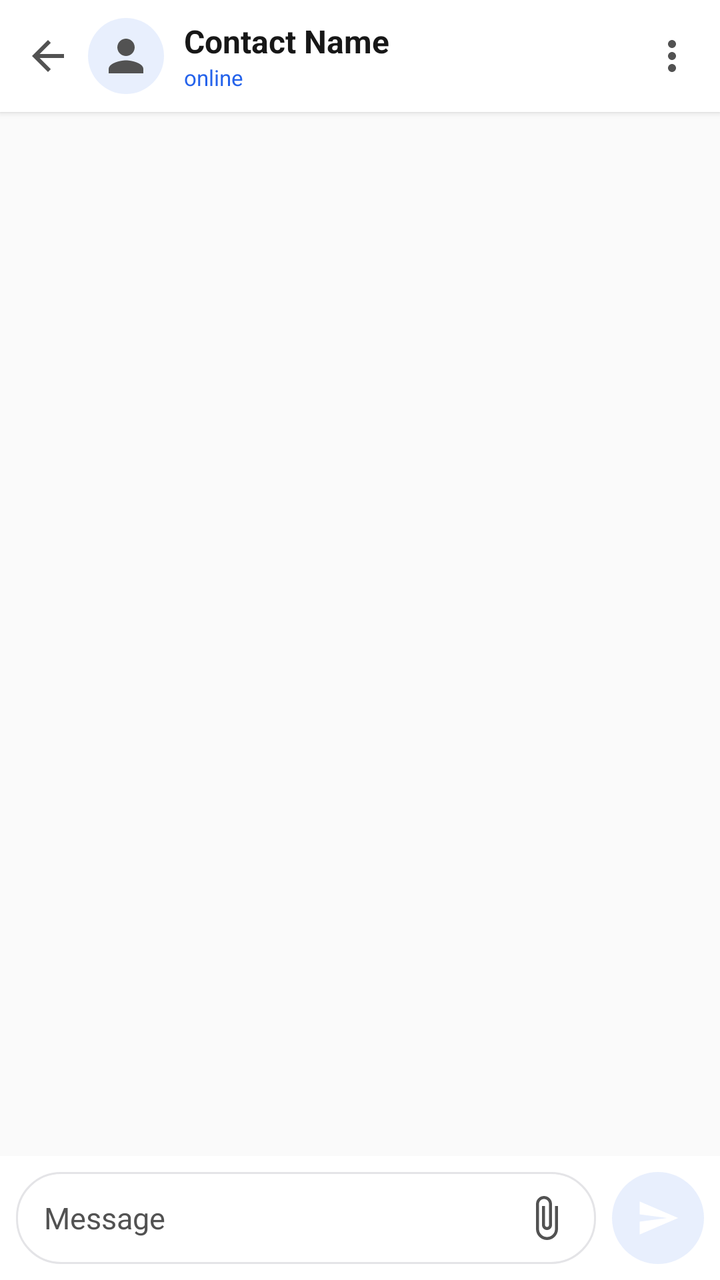
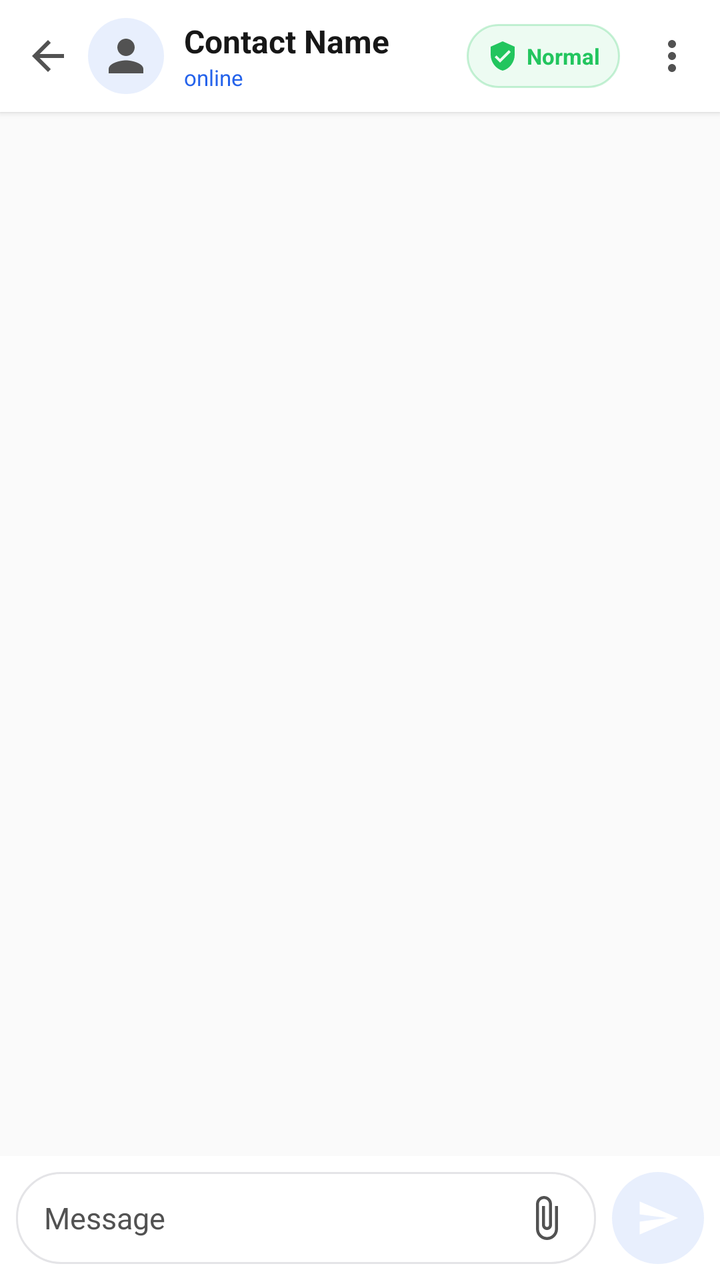

Screens rendered from an Android XML layout before and after an edit, with the pre-edit source and the edit as a unified diff.
<!-- AndroidManifest.xml: activity theme Theme.Zez -->
<!-- res/layout/activity_chat.xml -->
<?xml version="1.0" encoding="utf-8"?>
<LinearLayout
    xmlns:android="http://schemas.android.com/apk/res/android"
    xmlns:app="http://schemas.android.com/apk/res-auto"
    android:layout_width="match_parent"
    android:layout_height="match_parent"
    android:orientation="vertical"
    android:background="@color/theme_background">

    
    <LinearLayout
        android:layout_width="match_parent"
        android:layout_height="56dp"
        android:orientation="horizontal"
        android:gravity="center_vertical"
        android:paddingHorizontal="4dp"
        android:background="@color/theme_surface"
        android:elevation="2dp">

        <ImageButton
            android:id="@+id/btn_chat_back"
            android:layout_width="40dp"
            android:layout_height="40dp"
            android:background="?attr/selectableItemBackgroundBorderless"
            android:src="@drawable/ic_arrow_back"
            app:tint="@color/theme_icon_tint"
            android:contentDescription="Back" />

        <FrameLayout
            android:layout_width="38dp"
            android:layout_height="38dp"
            android:layout_marginEnd="10dp">

            <ImageView
                android:id="@+id/iv_chat_header_avatar"
                android:layout_width="match_parent"
                android:layout_height="match_parent"
                android:scaleType="centerCrop"
                android:src="@drawable/ic_person"
                app:tint="@color/theme_text_secondary"
                android:background="@drawable/bg_circle_glass"
                android:padding="6dp" />

            <TextView
                android:id="@+id/tv_chat_header_initials"
                android:layout_width="match_parent"
                android:layout_height="match_parent"
                android:gravity="center"
                android:textColor="@android:color/white"
                android:textSize="14sp"
                android:textStyle="bold"
                android:visibility="gone" />
        </FrameLayout>

        <LinearLayout
            android:layout_width="0dp"
            android:layout_height="wrap_content"
            android:layout_weight="1"
            android:orientation="vertical">

            <TextView
                android:id="@+id/tv_chat_header_name"
                android:layout_width="wrap_content"
                android:layout_height="wrap_content"
                android:text="Contact Name"
                android:textSize="16sp"
                android:textStyle="bold"
                android:maxLines="1"
                android:ellipsize="end"
                android:textColor="@color/theme_text_primary" />

            <TextView
                android:id="@+id/tv_chat_header_status"
                android:layout_width="wrap_content"
                android:layout_height="wrap_content"
                android:text="online"
                android:textSize="11sp"
                android:maxLines="1"
                android:ellipsize="end"
                android:textColor="@color/primary" />
        </LinearLayout>

        <ImageButton
            android:id="@+id/btn_chat_more"
            android:layout_width="40dp"
            android:layout_height="40dp"
            android:background="?attr/selectableItemBackgroundBorderless"
            android:src="@drawable/ic_more_vert"
            app:tint="@color/theme_icon_tint"
            android:contentDescription="Options" />
    </LinearLayout>

    
    <androidx.recyclerview.widget.RecyclerView
        android:id="@+id/recycler_chat_messages"
        android:layout_width="match_parent"
        android:layout_height="0dp"
        android:layout_weight="1"
        android:clipToPadding="false"
        android:paddingVertical="8dp" />

    
    <LinearLayout
        android:layout_width="match_parent"
        android:layout_height="wrap_content"
        android:orientation="horizontal"
        android:gravity="center_vertical"
        android:padding="8dp"
        android:background="@color/theme_surface">

        <LinearLayout
            android:layout_width="0dp"
            android:layout_height="wrap_content"
            android:layout_weight="1"
            android:orientation="horizontal"
            android:gravity="center_vertical"
            android:background="@drawable/bg_search_input"
            android:paddingStart="14dp"
            android:paddingEnd="6dp"
            android:paddingVertical="4dp"
            android:layout_marginEnd="8dp">

            <EditText
                android:id="@+id/et_chat_message_input"
                android:layout_width="0dp"
                android:layout_height="wrap_content"
                android:layout_weight="1"
                android:background="@null"
                android:hint="Message"
                android:textColorHint="@color/theme_text_secondary"
                android:textColor="@color/theme_text_primary"
                android:textSize="15sp"
                android:maxLines="5"
                android:inputType="textMultiLine|textCapSentences" />

            <ImageButton
                android:id="@+id/btn_chat_attach"
                android:layout_width="38dp"
                android:layout_height="38dp"
                android:background="?attr/selectableItemBackgroundBorderless"
                android:src="@drawable/ic_attach_file"
                app:tint="@color/theme_icon_tint"
                android:contentDescription="Attach file" />
        </LinearLayout>

        
        <FrameLayout
            android:id="@+id/btn_chat_send_container"
            android:layout_width="46dp"
            android:layout_height="46dp"
            android:background="@drawable/bg_circle_glass"
            android:backgroundTint="@color/primary">

            <ImageView
                android:id="@+id/btn_chat_send"
                android:layout_width="22dp"
                android:layout_height="22dp"
                android:layout_gravity="center"
                android:src="@drawable/ic_send"
                app:tint="@android:color/white"
                android:contentDescription="Send" />

            <ProgressBar
                android:id="@+id/pb_chat_sending"
                android:layout_width="22dp"
                android:layout_height="22dp"
                android:layout_gravity="center"
                android:visibility="gone" />
        </FrameLayout>

    </LinearLayout>

</LinearLayout>
<!-- resources referenced by this layout -->
<resources>
  <color name="primary">#2563EB</color>
  <color name="theme_background">#FAFAFA</color>
  <color name="theme_icon_tint">#525252</color>
  <color name="theme_surface">#FFFFFF</color>
  <color name="theme_text_primary">#171717</color>
  <color name="theme_text_secondary">#525252</color>
  <!-- drawable bg_circle_glass (drawable) -->
  <?xml version="1.0" encoding="utf-8"?>
  <shape xmlns:android="http://schemas.android.com/apk/res/android"
      android:shape="oval">
      <solid android:color="#1A2563EB" />
  </shape>
  <!-- drawable bg_search_input (drawable) -->
  <?xml version="1.0" encoding="utf-8"?>
  <shape xmlns:android="http://schemas.android.com/apk/res/android"
      android:shape="rectangle">
      <corners android:radius="22dp" />
      <solid android:color="@color/theme_surface" />
      <stroke
          android:width="1dp"
          android:color="@color/theme_card_border" />
  </shape>
  <!-- drawable ic_arrow_back (drawable) -->
  <vector xmlns:android="http://schemas.android.com/apk/res/android"
      android:width="24dp"
      android:height="24dp"
      android:viewportWidth="24"
      android:viewportHeight="24">
      <path
          android:fillColor="@color/theme_icon_tint"
          android:pathData="M20,11H7.83l5.59,-5.59L12,4l-8,8 8,8 1.41,-1.41L7.83,13H20v-2z"/>
  </vector>
  <!-- drawable ic_send (drawable) -->
  <vector xmlns:android="http://schemas.android.com/apk/res/android"
      android:width="24dp"
      android:height="24dp"
      android:viewportWidth="24"
      android:viewportHeight="24">
    <path
        android:fillColor="@android:color/white"
        android:pathData="M2.01,21L23,12 2.01,3 2,10l15,2 -15,2z"/>
  </vector>
  <style name="Theme.Zez" parent="Theme.MaterialComponents.DayNight.NoActionBar">
          <item name="colorPrimary">@color/primary</item>
          <item name="colorPrimaryDark">@color/primary_dark</item>
          <item name="colorAccent">@color/accent</item>
          <item name="android:windowBackground">@color/theme_background</item>
          <item name="colorSurface">@color/theme_surface</item>
      </style>
  <color name="theme_card_border">#E4E4E7</color>
  <color name="primary_dark">#1D4ED8</color>
  <color name="accent">#3B82F6</color>
  <!-- unchanged entries left out for length: 3 -->
</resources>

<!-- the commit's change to res/layout/activity_chat.xml (unified diff, before → after) -->
@@ -80,6 +80,37 @@
                 android:textColor="@color/primary" />
         </LinearLayout>
 
+        
+        <LinearLayout
+            android:id="@+id/btn_chat_mode_toggle"
+            android:layout_width="wrap_content"
+            android:layout_height="32dp"
+            android:layout_marginEnd="6dp"
+            android:orientation="horizontal"
+            android:gravity="center_vertical"
+            android:background="@drawable/bg_mode_toggle_normal"
+            android:paddingHorizontal="10dp"
+            android:clickable="true"
+            android:focusable="true">
+
+            <ImageView
+                android:id="@+id/iv_mode_icon"
+                android:layout_width="16dp"
+                android:layout_height="16dp"
+                android:src="@drawable/ic_shield_check"
+                app:tint="#22C55E" />
+
+            <TextView
+                android:id="@+id/tv_mode_label"
+                android:layout_width="wrap_content"
+                android:layout_height="wrap_content"
+                android:layout_marginStart="4dp"
+                android:text="Normal"
+                android:textSize="11sp"
+                android:textStyle="bold"
+                android:textColor="#22C55E" />
+        </LinearLayout>
+
         <ImageButton
             android:id="@+id/btn_chat_more"
             android:layout_width="40dp"
@@ -91,6 +122,45 @@
     </LinearLayout>
 
     
+    <LinearLayout
+        android:id="@+id/layout_secret_mode_banner"
+        android:layout_width="match_parent"
+        android:layout_height="wrap_content"
+        android:orientation="horizontal"
+        android:gravity="center_vertical"
+        android:paddingHorizontal="12dp"
+        android:paddingVertical="6dp"
+        android:background="#20A855F7"
+        android:visibility="gone">
+
+        <ImageView
+            android:layout_width="16dp"
+            android:layout_height="16dp"
+            android:src="@drawable/ic_incognito"
+            app:tint="#A855F7" />
+
+        <TextView
+            android:layout_width="0dp"
+            android:layout_height="wrap_content"
+            android:layout_weight="1"
+            android:layout_marginStart="8dp"
+            android:text="Secret Mode Active • Messages disappear when leaving chat"
+            android:textSize="11sp"
+            android:textColor="#D8B4FE" />
+
+        <TextView
+            android:id="@+id/btn_exit_secret_mode"
+            android:layout_width="wrap_content"
+            android:layout_height="wrap_content"
+            android:text="Turn Off"
+            android:textSize="11sp"
+            android:textStyle="bold"
+            android:textColor="#C084FC"
+            android:paddingHorizontal="6dp"
+            android:paddingVertical="2dp" />
+    </LinearLayout>
+
+    
     <androidx.recyclerview.widget.RecyclerView
         android:id="@+id/recycler_chat_messages"
         android:layout_width="match_parent"
<!-- resource entries referenced after the edit -->
@@ -11,6 +11,19 @@
   <shape xmlns:android="http://schemas.android.com/apk/res/android"
       android:shape="oval">
       <solid android:color="#1A2563EB" />
+  </shape>
+  <!-- drawable bg_mode_toggle_normal (drawable) -->
+  <?xml version="1.0" encoding="utf-8"?>
+  <shape xmlns:android="http://schemas.android.com/apk/res/android"
+      android:shape="rectangle">
+      <corners android:radius="16dp" />
+      <solid android:color="#1422C55E" />
+      <stroke android:width="1dp" android:color="#4022C55E" />
+      <padding
+          android:left="8dp"
+          android:top="4dp"
+          android:right="8dp"
+          android:bottom="4dp" />
   </shape>
   <!-- drawable bg_search_input (drawable) -->
   <?xml version="1.0" encoding="utf-8"?>
@@ -32,6 +45,16 @@
           android:fillColor="@color/theme_icon_tint"
           android:pathData="M20,11H7.83l5.59,-5.59L12,4l-8,8 8,8 1.41,-1.41L7.83,13H20v-2z"/>
   </vector>
+  <!-- drawable ic_incognito (drawable) -->
+  <vector xmlns:android="http://schemas.android.com/apk/res/android"
+      android:width="24dp"
+      android:height="24dp"
+      android:viewportWidth="24"
+      android:viewportHeight="24">
+    <path
+        android:fillColor="#FFA855F7"
+        android:pathData="M12,2A10,10 0 0,0 2,12A10,10 0 0,0 12,22A10,10 0 0,0 22,12A10,10 0 0,0 12,2M12,4A8,8 0 0,1 20,12A8,8 0 0,1 12,20A8,8 0 0,1 4,12A8,8 0 0,1 12,4M8.5,8A2.5,2.5 0 0,0 6,10.5A2.5,2.5 0 0,0 8.5,13A2.5,2.5 0 0,0 11,10.5A2.5,2.5 0 0,0 8.5,8M15.5,8A2.5,2.5 0 0,0 13,10.5A2.5,2.5 0 0,0 15.5,13A2.5,2.5 0 0,0 18,10.5A2.5,2.5 0 0,0 15.5,8M8,15C9.5,16.5 14.5,16.5 16,15C16.5,15.5 16,16 15,16.8C13.5,18 10.5,18 9,16.8C8,16 7.5,15.5 8,15Z"/>
+  </vector>
   <!-- drawable ic_send (drawable) -->
   <vector xmlns:android="http://schemas.android.com/apk/res/android"
       android:width="24dp"
@@ -41,6 +64,16 @@
     <path
         android:fillColor="@android:color/white"
         android:pathData="M2.01,21L23,12 2.01,3 2,10l15,2 -15,2z"/>
+  </vector>
+  <!-- drawable ic_shield_check (drawable) -->
+  <vector xmlns:android="http://schemas.android.com/apk/res/android"
+      android:width="24dp"
+      android:height="24dp"
+      android:viewportWidth="24"
+      android:viewportHeight="24">
+    <path
+        android:fillColor="#FF22C55E"
+        android:pathData="M12,1L3,5V11C3,16.55 6.84,21.74 12,23C17.16,21.74 21,16.55 21,11V5L12,1M10,17L6,13L7.41,11.59L10,14.17L16.59,7.58L18,9L10,17Z"/>
   </vector>
   <style name="Theme.Zez" parent="Theme.MaterialComponents.DayNight.NoActionBar">
           <item name="colorPrimary">@color/primary</item>
